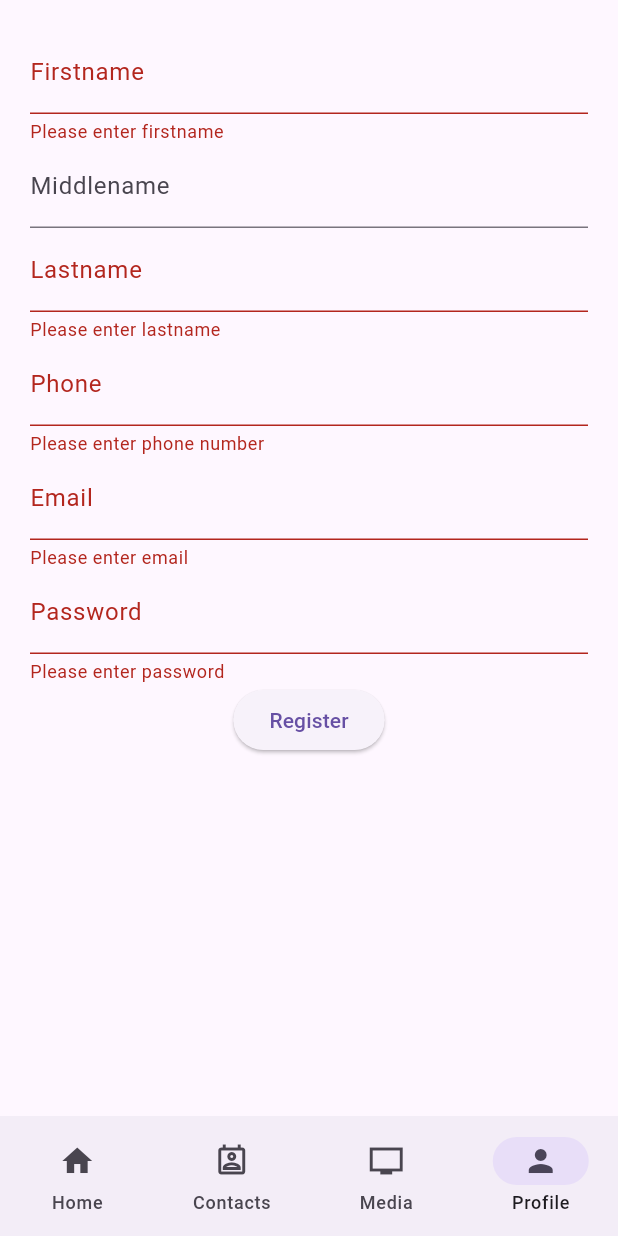
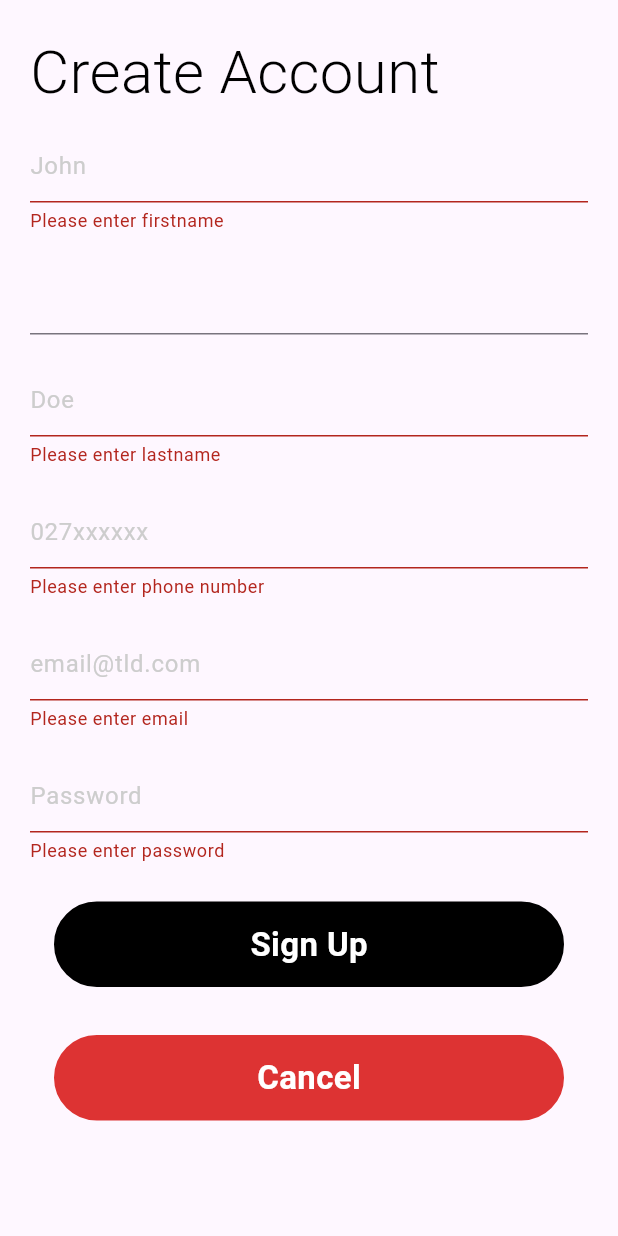
Before and after one commit to excitedcrayon/ziklagyouth, a Flutter app: the screen it shows after launch, item 4 of the bottom bar chosen, after a tap on "Register", on a phone screen of 412 x 824 dp. Run offline on Flutter 3.47's test engine with Material 3 defaults, Android fonts, the phone set to English and light mode, and no system bars; network calls fail.

Commit message:
finished working on Registration http post and added some changes to Profile section

```diff
--- a/lib/config/config.dart
+++ b/lib/config/config.dart
@@ -16,7 +16,9 @@ abstract class Config {
   static const String favouritesHeading = "Favourites";
 
   // Links
-  static const String DOMAIN = (!production) ? "http://192.168.15.3/ziklagyouthapi" : "";
+  static const String WORK_IP_ADDRESS = "10.4.40.164";
+  static const String UNIT_IP_ADDRESS = "192.168.15.3";
+  static const String DOMAIN = (!production) ? "http://$WORK_IP_ADDRESS/ziklagyouthapi" : "";
   static const String registerLink = "$DOMAIN/register";
 
   // Colors
--- /dev/null
+++ b/lib/config/dictionary.dart
@@ -0,0 +1,17 @@
+/**
+ * Dictionary.dart file is an abstract class that houses terms and keywords to be used across
+ * the map.
+ */
+
+abstract class Dictionary {
+
+  static const String createAccount = "Create Account";
+  static const String signUp = "Sign Up";
+  static const String initializing = "Initializing";
+  static const String audio = "Audio";
+  static const String audioData = "Audio Data";
+  static const String video = "Video";
+  static const String back = "Back";
+  static const String cancel = "Cancel";
+
+}
--- a/lib/pages/MainPage.dart
+++ b/lib/pages/MainPage.dart
@@ -23,6 +23,9 @@ class _MainPageState extends State<MainPage> {
 
   @override
   Widget build(BuildContext context) {
+
+    bool isKeyboardOpen = MediaQuery.of(context).viewInsets.bottom != 0.0;
+
     return Scaffold(
       body: IndexedStack(
         index: _selectedIndex,
@@ -33,7 +36,7 @@ class _MainPageState extends State<MainPage> {
           ProfilePage()
         ],
       ),
-      bottomNavigationBar: NavigationBar(
+      bottomNavigationBar: (isKeyboardOpen) ? null : NavigationBar(
         selectedIndex: _selectedIndex,
         onDestinationSelected: _navigationMenuItemTapped,
         destinations: const <NavigationDestination>[
--- a/lib/pages/MediaPage.dart
+++ b/lib/pages/MediaPage.dart
@@ -1,5 +1,6 @@
 import 'package:flutter/cupertino.dart';
 import 'package:flutter/material.dart';
+import 'package:ziklagyouth/config/dictionary.dart';
 
 import '../config/config.dart';
 
@@ -16,7 +17,6 @@ class _MediaPageState extends State<MediaPage> with TickerProviderStateMixin {
 
   @override
   void initState(){
-    print('initializing page');
     super.initState();
     _tabController = TabController(length: 2, vsync: this);
   }
@@ -36,8 +36,8 @@ class _MediaPageState extends State<MediaPage> with TickerProviderStateMixin {
           bottom: TabBar(
             controller: _tabController,
             tabs: const <Tab>[
-              Tab(text: 'Audio',),
-              Tab(text: 'Video',),
+              Tab(text: Dictionary.audio,),
+              Tab(text: Dictionary.video,),
             ],
           ),
         ),
@@ -45,7 +45,7 @@ class _MediaPageState extends State<MediaPage> with TickerProviderStateMixin {
           controller: _tabController,
           children: <Widget>[
             Center(
-              child: Text('Audio data'),
+              child: Text(Dictionary.audioData),
             ),
             GridView.count(
               crossAxisCount: Config.gridCount,
--- a/lib/pages/ProfilePage.dart
+++ b/lib/pages/ProfilePage.dart
@@ -2,6 +2,7 @@ import 'package:flutter/material.dart';
 import 'package:flutter/services.dart';
 import 'package:http/http.dart' as http;
 import 'package:ziklagyouth/config/config.dart';
+import 'package:ziklagyouth/pages/ProfileSubPages/RegisterPage.dart';
 
 
 class ProfilePage extends StatefulWidget {
@@ -12,15 +13,6 @@ class ProfilePage extends StatefulWidget {
 }
 
 class _ProfilePageState extends State<ProfilePage> {
-
-  final _registerFormKey = GlobalKey<FormState>();
-  final _firstnameController = TextEditingController();
-  final _middlenameController = TextEditingController();
-  final _lastnameController = TextEditingController();
-  final _phoneController = TextEditingController();
-  final _emailController = TextEditingController();
-  final _passwordController = TextEditingController();
-  bool _obscurePasswordText = true;
 
   @override
   void initState() {
@@ -34,125 +26,36 @@ class _ProfilePageState extends State<ProfilePage> {
     super.dispose();
   }
 
-  Future<void> postRegisterFormData() async {
-    var response = Uri.parse(Config.registerLink);
-
-    if ( _registerFormKey.currentState?.validate() ?? false ) {
-      final firstname = _firstnameController.text;
-      final middlename = _middlenameController.text;
-      final lastname = _lastnameController.text;
-      final phone = _phoneController.text;
-      final email = _emailController.text;
-      final password = _passwordController.text;
-
-      try {
-        final response = await http.post(
-          Uri.parse(Config.registerLink),
-          body: {
-            'firstname': firstname,
-            'middlename': middlename,
-            'lastname': lastname,
-            'phone': phone,
-            'email': email,
-            'password': password
-          }
-        );
-
-        if ( response.statusCode == 200 ) {
-          print(response.body);
-        } else {
-          print("Did not work");
-        }
-
-      } catch(e) {
-        print("Register Form Data Exception: $e");
-      }
-    }
-  }
-
   @override
   Widget build(BuildContext context) {
     return SafeArea(
       child: Scaffold(
-        body: SingleChildScrollView(
-          child: Form(
-            key: _registerFormKey,
-            child: Padding(
-              padding: const EdgeInsets.all(Config.defaultPadding),
-              child: Column(
-                children: <Widget>[
-                  formTextField(_firstnameController, "Firstname", "Please enter firstname"),
-                  formTextFieldCanBeNull(_middlenameController, "Middlename", ""),
-                  formTextField(_lastnameController, "Lastname", "Please enter lastname"),
-                  formNumberField(_phoneController, "Phone", "Please enter phone number"),
-                  formTextField(_emailController, "Email", "Please enter email"),
-                  formPasswordField(_passwordController, "Password", "Please enter password"),
-                  ElevatedButton(
-                    onPressed: postRegisterFormData,
-                    child: Text('Register'),
-                  )
-                ],
+        body: Column(
+          children: <Widget>[
+            Expanded(
+              flex: 1,
+              child: Container(
+                child: InkWell(
+                  onTap: (){
+                    Navigator.push(
+                      context,
+                      MaterialPageRoute(builder: (context) => const RegisterPage()),
+                    );
+                  },
+                  child: Text('Register'),
+                ),
               ),
             ),
-
-          ),
+            Expanded(
+              flex: 1,
+              child: Container(
+                child: Text('Login'),
+              ),
+            ),
+          ],
         ),
       ),
     );
   }
 
-  TextFormField formTextField(TextEditingController textEditingController, String labelText, String validatorMessage){
-    return TextFormField(
-      controller: textEditingController,
-      decoration: InputDecoration(
-        labelText: labelText
-      ),
-      validator: (value) {
-        return ( value == null || value.isEmpty ) ? validatorMessage : null;
-      },
-    );
-  }
-
-  TextFormField formTextFieldCanBeNull(TextEditingController textEditingController, String labelText, String validatorMessage){
-    return TextFormField(
-      controller: textEditingController,
-      decoration: InputDecoration(
-          labelText: labelText
-      ),
-      validator: (value) {
-        return ( value == null || value.isEmpty ) ? null : null;
-      },
-    );
-  }
-
-  TextFormField formNumberField(TextEditingController textEditingController, String labelText, String validatorMessage){
-    return TextFormField(
-      controller: textEditingController,
-      decoration: InputDecoration(
-          labelText: labelText
-      ),
-      keyboardType: TextInputType.number,
-      validator: (value) {
-        return ( value == null || value.isEmpty ) ? validatorMessage : null;
-      },
-    );
-  }
-
-  TextFormField formPasswordField(TextEditingController textEditingController, String labelText, String validatorMessage){
-    return TextFormField(
-      controller: textEditingController,
-      decoration: InputDecoration(
-          labelText: labelText
-      ),
-      keyboardType: TextInputType.number,
-      obscureText: _obscurePasswordText,
-      validator: (value) {
-        if ( value == null || value.isEmpty ) {
-          return validatorMessage;
-        } else if ( value.length < 8 ) {
-          return "Password must be 8 characters long";
-        } else { return null; }
-      },
-    );
-  }
 }
--- /dev/null
+++ b/lib/pages/ProfileSubPages/RegisterPage.dart
@@ -0,0 +1,288 @@
+import 'dart:convert';
+import 'dart:ui';
+
+import 'package:flutter/material.dart';
+import 'package:http/http.dart' as http;
+import 'package:ziklagyouth/config/config.dart';
+import 'package:ziklagyouth/config/dictionary.dart';
+import 'package:ziklagyouth/widgets/CustomWidget.dart';
+
+class RegisterPage extends StatefulWidget {
+  const RegisterPage({Key? key}) : super(key: key);
+
+  @override
+  State<RegisterPage> createState() => _RegisterPageState();
+}
+
+class _RegisterPageState extends State<RegisterPage> {
+
+  final _registerFormKey = GlobalKey<FormState>();
+  final _firstnameController = TextEditingController();
+  final _middlenameController = TextEditingController();
+  final _lastnameController = TextEditingController();
+  final _phoneController = TextEditingController();
+  final _emailController = TextEditingController();
+  final _passwordController = TextEditingController();
+  bool _obscurePasswordText = true;
+
+  @override
+  void initState() {
+    // TODO: implement initState
+    super.initState();
+  }
+
+  @override
+  void dispose() {
+    // TODO: implement dispose
+    super.dispose();
+    _firstnameController.dispose();
+    _middlenameController.dispose();
+    _lastnameController.dispose();
+    _phoneController.dispose();
+    _emailController.dispose();
+    _passwordController.dispose();
+  }
+
+  Future<void> postRegisterFormData(BuildContext context) async {
+
+    if ( _registerFormKey.currentState?.validate() ?? false ) {
+      final firstname = _firstnameController.text;
+      final middlename = _middlenameController.text;
+      final lastname = _lastnameController.text;
+      final phone = _phoneController.text;
+      final email = _emailController.text;
+      final password = _passwordController.text;
+
+      try {
+        final response = await http.post(
+            Uri.parse(Config.registerLink),
+            body: {
+              'firstname': firstname,
+              'middlename': middlename,
+              'lastname': lastname,
+              'phone': phone,
+              'email': email,
+              'password': password
+            }
+        );
+
+        if ( response.body.isNotEmpty ) {
+
+          final decodedRegister = jsonDecode(response.body);
+          final registerData = decodedRegister['register'];
+
+          if ( registerData['success'] ) {
+            CustomWidget.notificationWithContext(context, registerData['message']);
+          } else {
+            CustomWidget.notificationWithContext(context, registerData['message']);
+          }
+        }
+
+      } catch(e) {
+        CustomWidget.notificationWithContext(context, "$e");
+      }
+    } else {
+      CustomWidget.notificationWithContext(context, "Please complete form");
+    }
+  }
+
+  @override
+  Widget build(BuildContext context) {
+    return Material(
+      child: SafeArea(
+        child: Scaffold(
+          body: SingleChildScrollView(
+            child: Form(
+              key: _registerFormKey,
+              child: Padding(
+                padding: const EdgeInsets.all(Config.defaultPadding),
+                child: Column(
+                  children: <Widget>[
+                    CustomWidget.renderText(
+                      Dictionary.createAccount,
+                      Config.headingSizeXLarge,
+                      FontWeight.w300,
+                      Config.colorBlack
+                    ),
+                    formTextField(_firstnameController, "John", "Please enter firstname"),
+                    formTextFieldCanBeNull(_middlenameController, "", ""),
+                    formTextField(_lastnameController, "Doe", "Please enter lastname"),
+                    formNumberField(_phoneController, "027xxxxxx", "Please enter phone number"),
+                    formTextField(_emailController, "email@tld.com", "Please enter email"),
+                    formPasswordField(_passwordController, "Password", "Please enter password"),
+                    registerButton(),
+                    cancelButton(),
+                  ],
+                ),
+              ),
+            ),
+          ),
+        ),
+      ),
+    );
+  }
+
+  Container formTextField(TextEditingController textEditingController, String labelText, String validatorMessage){
+    return Container(
+      width: double.infinity,
+      margin: const EdgeInsets.symmetric(
+        vertical: Config.defaultPadding * 0.5
+      ),
+      child: TextFormField(
+        controller: textEditingController,
+        decoration: InputDecoration(
+          hintText: labelText,
+          hintStyle: const TextStyle(
+            color: Color(Config.colorDarkGrey),
+          ),
+          errorText: validatorMessage,
+        ),
+        validator: (value) {
+          return ( value == null || value.isEmpty ) ? validatorMessage : null;
+        },
+      ),
+    );
+  }
+
+  Container formTextFieldCanBeNull(TextEditingController textEditingController, String labelText, String validatorMessage){
+    return Container(
+      width: double.infinity,
+      margin: const EdgeInsets.symmetric(
+          vertical: Config.defaultPadding * 0.5
+      ),
+      child: TextFormField(
+        controller: textEditingController,
+        decoration: InputDecoration(
+          hintText: labelText,
+          hintStyle: const TextStyle(
+            color: Color(Config.colorDarkGrey),
+          ),
+        ),
+        validator: (value) {
+          return ( value == null || value.isEmpty ) ? null : null;
+        },
+      ),
+    );
+  }
+
+  Container formNumberField(TextEditingController textEditingController, String labelText, String validatorMessage){
+    return Container(
+      width: double.infinity,
+      margin: const EdgeInsets.symmetric(
+          vertical: Config.defaultPadding * 0.5
+      ),
+      child: TextFormField(
+        controller: textEditingController,
+        decoration: InputDecoration(
+          hintText: labelText,
+          hintStyle: const TextStyle(
+            color: Color(Config.colorDarkGrey),
+          ),
+          errorText: validatorMessage
+        ),
+        keyboardType: TextInputType.number,
+        validator: (value) {
+          return ( value == null || value.isEmpty ) ? validatorMessage : null;
+        },
+      ),
+    );
+  }
+
+  Container formPasswordField(TextEditingController textEditingController, String labelText, String validatorMessage){
+    return Container(
+      width: double.infinity,
+      margin: const EdgeInsets.symmetric(
+          vertical: Config.defaultPadding * 0.5
+      ),
+      child: TextFormField(
+        controller: textEditingController,
+        decoration: InputDecoration(
+          hintText: labelText,
+          hintStyle: const TextStyle(
+            color: Color(Config.colorDarkGrey),
+          ),
+          errorText: validatorMessage,
+        ),
+        keyboardType: TextInputType.number,
+        obscureText: _obscurePasswordText,
+        validator: (value) {
+          if ( value == null || value.isEmpty ) {
+            return validatorMessage;
+          } else if ( value.length < 8 ) {
+            return "Password must be 8 characters long";
+          } else { return null; }
+        },
+      ),
+    );
+  }
+
+  InkWell registerButton(){
+    return InkWell(
+      onTap: (){
+        postRegisterFormData(context);
+      },
+      child: Container(
+          width: double.infinity,
+          alignment: Alignment.center,
+          margin: const EdgeInsets.all(Config.defaultPadding * 0.8),
+          decoration: BoxDecoration(
+            color: const Color(Config.colorBlack),
+            border: Border.all(
+                color: const Color(Config.colorBlack),
+                width: 3.0
+            ),
+            borderRadius: BorderRadius.circular(Config.defaultPadding * 5),
+          ),
+          child: const Padding(
+            padding: EdgeInsets.symmetric(
+                vertical: Config.defaultPadding / 2,
+                horizontal: Config.defaultPadding
+            ),
+            child: Text(
+              Dictionary.signUp,
+              style: TextStyle(
+                  color: Color(Config.colorWhite),
+                  fontSize: Config.headingSizeLarge * 1.1,
+                  fontWeight: FontWeight.w600
+              ),
+            ),
+          )
+      ),
+    );
+  }
+
+  InkWell cancelButton(){
+    return InkWell(
+      onTap: (){
+        Navigator.pop(context);
+      },
+      child: Container(
+          width: double.infinity,
+          alignment: Alignment.center,
+          margin: const EdgeInsets.all(Config.defaultPadding * 0.8),
+          decoration: BoxDecoration(
+            color: const Color(Config.colorRed),
+            border: Border.all(
+                color: const Color(Config.colorRed),
+                width: 3.0
+            ),
+            borderRadius: BorderRadius.circular(Config.defaultPadding * 5),
+          ),
+          child: const Padding(
+            padding: EdgeInsets.symmetric(
+                vertical: Config.defaultPadding / 2,
+                horizontal: Config.defaultPadding
+            ),
+            child: Text(
+              Dictionary.cancel,
+              style: TextStyle(
+                  color: Color(Config.colorWhite),
+                  fontSize: Config.headingSizeLarge * 1.1,
+                  fontWeight: FontWeight.w600
+              ),
+            ),
+          )
+      ),
+    );
+  }
+}
--- a/lib/widgets/CustomWidget.dart
+++ b/lib/widgets/CustomWidget.dart
@@ -1,3 +1,4 @@
+import 'package:flutter/material.dart';
 import 'package:flutter/widgets.dart';
 
 import '../config/config.dart';
@@ -22,4 +23,33 @@ abstract class CustomWidget {
       height: 25.0,
     );
   }
+  static ScaffoldFeatureController<SnackBar, SnackBarClosedReason> notificationWithContext(BuildContext context, String message){
+    return ScaffoldMessenger.of(context).showSnackBar(
+      SnackBar(
+        content: Row(
+          mainAxisAlignment: MainAxisAlignment.spaceBetween,
+          children: <Widget>[
+            Text(
+              message,
+              style: const TextStyle(
+                fontSize: Config.headingSizeLarge * 0.9
+              ),
+            ),
+            const SizedBox(
+              width: Config.iconMediumSize * 0.5,
+              height: Config.iconMediumSize * 0.5,
+              child: CircularProgressIndicator(
+                color: Color(Config.colorGold),
+              ),
+            ),
+          ],
+        ),
+        duration: const Duration(
+          seconds: 3
+        ),
+        behavior: SnackBarBehavior.floating,
+        elevation: Config.iconSize,
+      ),
+    );
+  }
 }
```
